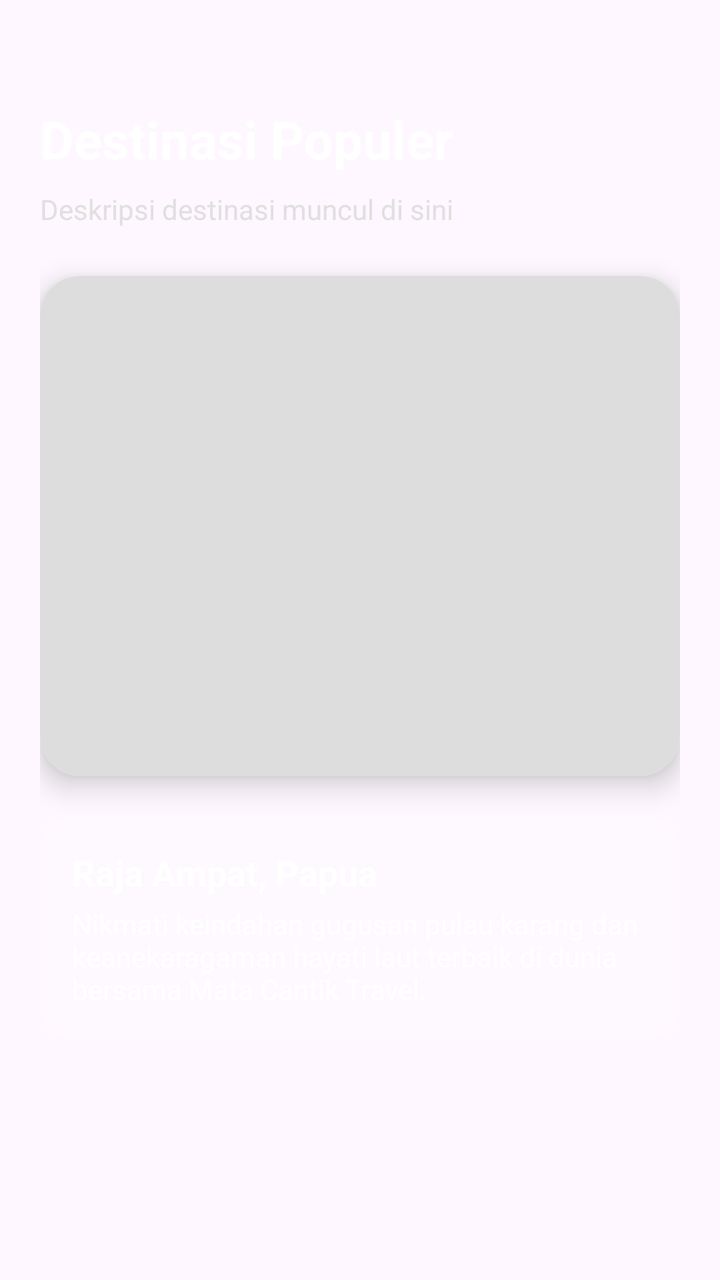
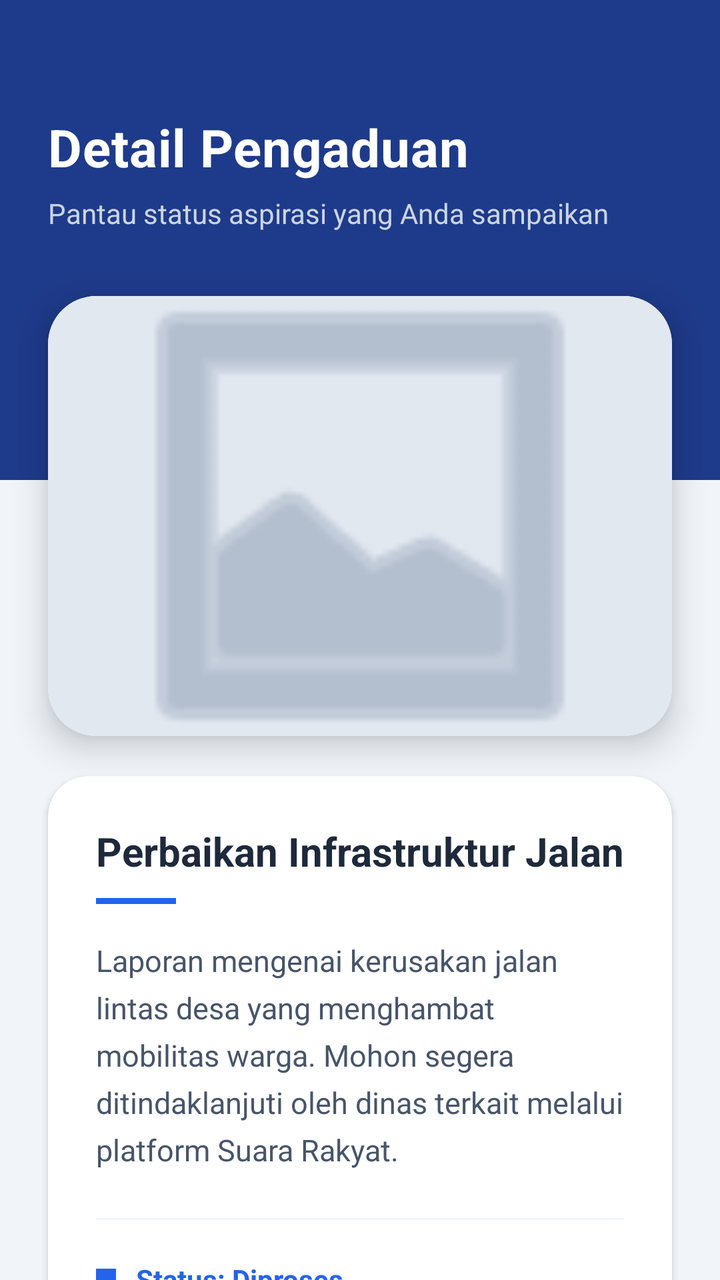

An Android layout rendered at two revisions. The XML below is the earlier revision; the diff shows what the commit changed to produce the second picture.
<!-- AndroidManifest.xml: application theme Theme.ProjectMobile -->
<!-- res/layout/activity_custom1.xml -->
<?xml version="1.0" encoding="utf-8"?>
<androidx.constraintlayout.widget.ConstraintLayout
    xmlns:android="http://schemas.android.com/apk/res/android"
    xmlns:app="http://schemas.android.com/apk/res-auto"
    android:id="@+id/main"
    android:layout_width="match_parent"
    android:layout_height="match_parent"
    android:padding="20dp">

    <TextView
        android:id="@+id/tvJudulHalaman"
        android:layout_width="wrap_content"
        android:layout_height="wrap_content"
        android:layout_marginTop="32dp"
        android:text="Destinasi Populer"
        android:textColor="#FFFFFF"
        android:textSize="26sp"
        android:textStyle="bold"
        app:layout_constraintStart_toStartOf="parent"
        app:layout_constraintTop_toTopOf="parent" />

    <TextView
        android:id="@+id/tvDeskripsiHalaman"
        android:layout_width="0dp"
        android:layout_height="wrap_content"
        android:layout_marginTop="8dp"
        android:text="Deskripsi destinasi muncul di sini"
        android:textColor="#E0E0E0"
        app:layout_constraintEnd_toEndOf="parent"
        app:layout_constraintStart_toStartOf="parent"
        app:layout_constraintTop_toBottomOf="@id/tvJudulHalaman" />

    <androidx.cardview.widget.CardView
        android:id="@+id/cardImage"
        android:layout_width="match_parent"
        android:layout_height="250dp"
        android:layout_marginTop="24dp"
        app:cardCornerRadius="20dp"
        app:cardElevation="8dp"
        app:layout_constraintTop_toBottomOf="@id/tvDeskripsiHalaman">

        <ImageView
            android:id="@+id/imgDestinasi"
            android:layout_width="match_parent"
            android:layout_height="match_parent"
            android:scaleType="centerCrop"
            android:background="#DDDDDD" />

    </androidx.cardview.widget.CardView>

    <androidx.cardview.widget.CardView
        android:layout_width="match_parent"
        android:layout_height="wrap_content"
        android:layout_marginTop="20dp"
        app:cardBackgroundColor="#26FFFFFF"
        app:cardCornerRadius="16dp"
        app:cardElevation="0dp"
        app:layout_constraintTop_toBottomOf="@id/cardImage">

        <LinearLayout
            android:layout_width="match_parent"
            android:layout_height="wrap_content"
            android:orientation="vertical"
            android:padding="16dp">

            <TextView
                android:layout_width="wrap_content"
                android:layout_height="wrap_content"
                android:text="Raja Ampat, Papua"
                android:textColor="#FFFFFF"
                android:textSize="18sp"
                android:textStyle="bold" />

            <TextView
                android:layout_width="wrap_content"
                android:layout_height="wrap_content"
                android:layout_marginTop="4dp"
                android:text="Nikmati keindahan gugusan pulau karang dan keanekaragaman hayati laut terbaik di dunia bersama Mata Cantik Travel."
                android:textColor="#FFFFFF"
                android:textSize="14sp" />
        </LinearLayout>
    </androidx.cardview.widget.CardView>

</androidx.constraintlayout.widget.ConstraintLayout>
<!-- resources referenced by this layout -->
<resources>
  <style name="Theme.ProjectMobile" parent="Base.Theme.ProjectMobile" />
  <style name="Base.Theme.ProjectMobile" parent="Theme.Material3.DayNight.NoActionBar">
          
          
      </style>
</resources>

<!-- the commit's change to res/layout/activity_custom1.xml (unified diff, before → after) -->
@@ -5,17 +5,30 @@
     android:id="@+id/main"
     android:layout_width="match_parent"
     android:layout_height="match_parent"
-    android:padding="20dp">
+    android:background="#F1F5F9">
 
+    
+    <View
+        android:id="@+id/topBar"
+        android:layout_width="match_parent"
+        android:layout_height="240dp"
+        android:background="#1E3A8A"
+        app:layout_constraintTop_toTopOf="parent"
+        app:layout_constraintStart_toStartOf="parent"
+        app:layout_constraintEnd_toEndOf="parent" />
+
+    
     <TextView
         android:id="@+id/tvJudulHalaman"
         android:layout_width="wrap_content"
         android:layout_height="wrap_content"
-        android:layout_marginTop="32dp"
-        android:text="Destinasi Populer"
+        android:layout_marginStart="24dp"
+        android:layout_marginTop="56dp"
+        android:text="Detail Pengaduan"
         android:textColor="#FFFFFF"
         android:textSize="26sp"
         android:textStyle="bold"
+        android:letterSpacing="0.01"
         app:layout_constraintStart_toStartOf="parent"
         app:layout_constraintTop_toTopOf="parent" />
 
@@ -23,61 +36,107 @@
         android:id="@+id/tvDeskripsiHalaman"
         android:layout_width="0dp"
         android:layout_height="wrap_content"
-        android:layout_marginTop="8dp"
-        android:text="Deskripsi destinasi muncul di sini"
-        android:textColor="#E0E0E0"
+        android:layout_marginTop="6dp"
+        android:layout_marginEnd="24dp"
+        android:text="Pantau status aspirasi yang Anda sampaikan"
+        android:textColor="#CBD5E1"
+        android:textSize="14sp"
         app:layout_constraintEnd_toEndOf="parent"
-        app:layout_constraintStart_toStartOf="parent"
+        app:layout_constraintStart_toStartOf="@id/tvJudulHalaman"
         app:layout_constraintTop_toBottomOf="@id/tvJudulHalaman" />
 
+    
     <androidx.cardview.widget.CardView
         android:id="@+id/cardImage"
         android:layout_width="match_parent"
-        android:layout_height="250dp"
-        android:layout_marginTop="24dp"
-        app:cardCornerRadius="20dp"
-        app:cardElevation="8dp"
+        android:layout_height="220dp"
+        android:layout_marginHorizontal="24dp"
+        android:layout_marginTop="32dp"
+        app:cardCornerRadius="24dp"
+        app:cardElevation="10dp"
         app:layout_constraintTop_toBottomOf="@id/tvDeskripsiHalaman">
 
         <ImageView
-            android:id="@+id/imgDestinasi"
+            android:id="@+id/imgLaporan"
             android:layout_width="match_parent"
             android:layout_height="match_parent"
             android:scaleType="centerCrop"
-            android:background="#DDDDDD" />
+            android:src="@android:drawable/ic_menu_gallery"
+            android:background="#E2E8F0"
+            android:padding="20dp"
+            app:tint="#94A3B8" />
 
     </androidx.cardview.widget.CardView>
 
+    
     <androidx.cardview.widget.CardView
         android:layout_width="match_parent"
         android:layout_height="wrap_content"
+        android:layout_marginHorizontal="24dp"
         android:layout_marginTop="20dp"
-        app:cardBackgroundColor="#26FFFFFF"
-        app:cardCornerRadius="16dp"
-        app:cardElevation="0dp"
+        app:cardBackgroundColor="#FFFFFF"
+        app:cardCornerRadius="20dp"
+        app:cardElevation="2dp"
         app:layout_constraintTop_toBottomOf="@id/cardImage">
 
         <LinearLayout
             android:layout_width="match_parent"
             android:layout_height="wrap_content"
             android:orientation="vertical"
-            android:padding="16dp">
+            android:padding="24dp">
 
             <TextView
                 android:layout_width="wrap_content"
                 android:layout_height="wrap_content"
-                android:text="Raja Ampat, Papua"
-                android:textColor="#FFFFFF"
-                android:textSize="18sp"
+                android:text="Perbaikan Infrastruktur Jalan"
+                android:textColor="#1E293B"
+                android:textSize="20sp"
                 android:textStyle="bold" />
 
+            <View
+                android:layout_width="40dp"
+                android:layout_height="3dp"
+                android:layout_marginTop="10dp"
+                android:background="#2563EB" />
+
             <TextView
-                android:layout_width="wrap_content"
+                android:layout_width="match_parent"
                 android:layout_height="wrap_content"
-                android:layout_marginTop="4dp"
-                android:text="Nikmati keindahan gugusan pulau karang dan keanekaragaman hayati laut terbaik di dunia bersama Mata Cantik Travel."
-                android:textColor="#FFFFFF"
-                android:textSize="14sp" />
+                android:layout_marginTop="18dp"
+                android:text="Laporan mengenai kerusakan jalan lintas desa yang menghambat mobilitas warga. Mohon segera ditindaklanjuti oleh dinas terkait melalui platform Suara Rakyat."
+                android:textColor="#475569"
+                android:lineSpacingExtra="6dp"
+                android:textSize="15sp" />
+
+            <View
+                android:layout_width="match_parent"
+                android:layout_height="1dp"
+                android:layout_marginTop="24dp"
+                android:layout_marginBottom="20dp"
+                android:background="#F1F5F9" />
+
+            <LinearLayout
+                android:layout_width="match_parent"
+                android:layout_height="wrap_content"
+                android:gravity="center_vertical"
+                android:orientation="horizontal">
+
+                <View
+                    android:layout_width="10dp"
+                    android:layout_height="10dp"
+                    android:background="@android:color/holo_blue_dark"
+                    android:backgroundTint="#2563EB" />
+
+                <TextView
+                    android:layout_width="wrap_content"
+                    android:layout_height="wrap_content"
+                    android:layout_marginStart="10dp"
+                    android:text="Status: Diproses"
+                    android:textColor="#2563EB"
+                    android:textStyle="bold"
+                    android:textSize="14sp" />
+            </LinearLayout>
+
         </LinearLayout>
     </androidx.cardview.widget.CardView>
 
